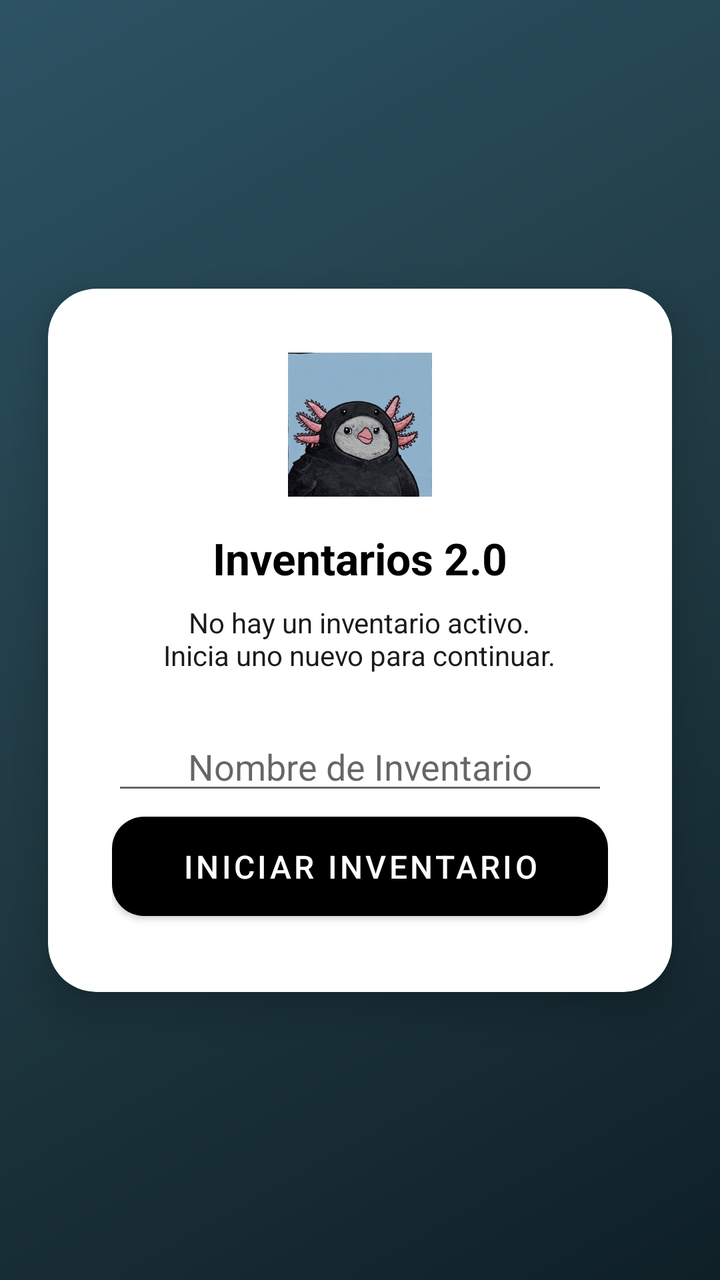
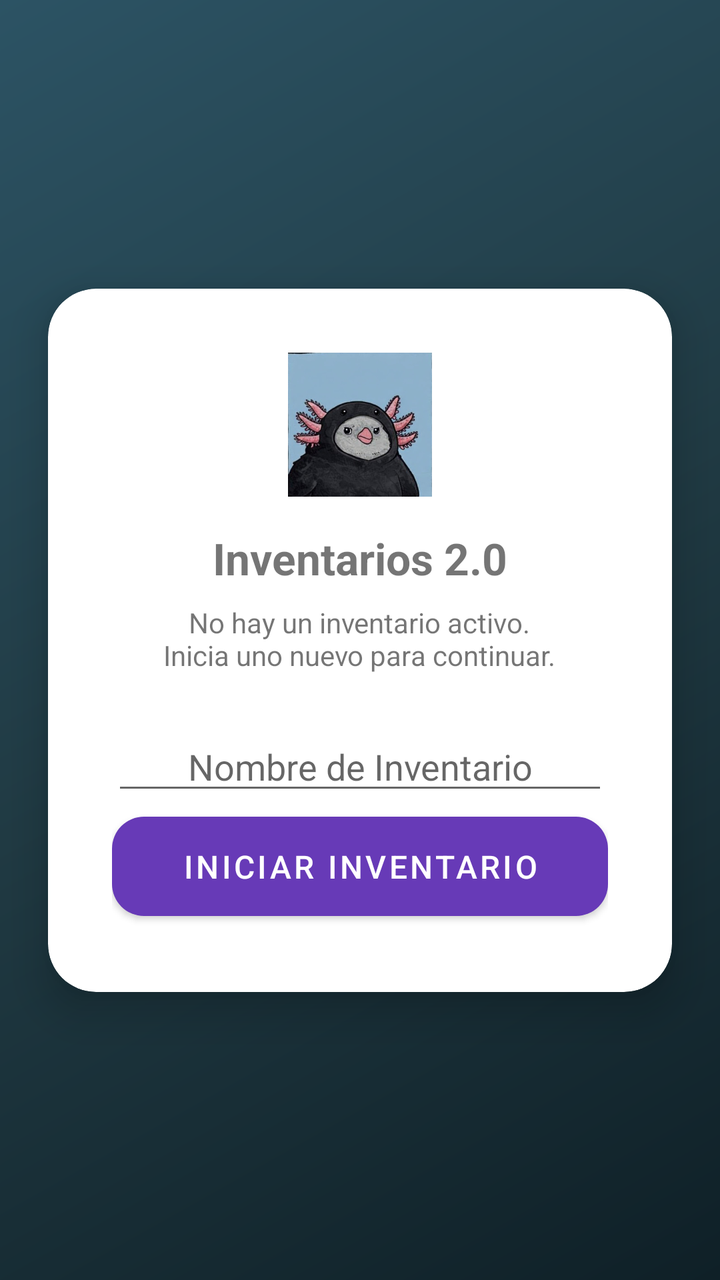

An Android layout rendered at two revisions. The XML below is the earlier revision; the diff shows what the commit changed to produce the second picture.
<!-- AndroidManifest.xml: application theme Theme.Inventario20 -->
<!-- res/layout/fragment_iniciar_inventario.xml -->
<?xml version="1.0" encoding="utf-8"?>
<androidx.constraintlayout.widget.ConstraintLayout
    xmlns:android="http://schemas.android.com/apk/res/android"
    xmlns:app="http://schemas.android.com/apk/res-auto"
    android:layout_width="match_parent"
    android:layout_height="match_parent"
    android:background="@drawable/bg_gradient">

    
    <androidx.cardview.widget.CardView
        android:id="@+id/cardInicioInventario"
        android:layout_width="0dp"
        android:layout_height="wrap_content"
        android:layout_margin="24dp"
        app:cardCornerRadius="24dp"
        app:cardElevation="12dp"
        app:layout_constraintTop_toTopOf="parent"
        app:layout_constraintBottom_toBottomOf="parent"
        app:layout_constraintStart_toStartOf="parent"
        app:layout_constraintEnd_toEndOf="parent">

        <LinearLayout
            android:layout_width="match_parent"
            android:layout_height="wrap_content"
            android:gravity="center"
            android:orientation="vertical"
            android:padding="32dp">

            
            <ImageView
                android:layout_width="72dp"
                android:layout_height="72dp"
                android:contentDescription="Inventario"
                android:src="@drawable/pichon" />

            
            <TextView
                android:layout_width="wrap_content"
                android:layout_height="wrap_content"
                android:layout_marginTop="16dp"
                android:text="Inventarios 2.0"
                android:textColor="@color/black"
                android:textSize="22sp"
                android:textStyle="bold" />

            
            <TextView
                android:layout_width="wrap_content"
                android:layout_height="wrap_content"
                android:layout_marginTop="8dp"
                android:layout_marginBottom="24dp"
                android:gravity="center"
                android:text="No hay un inventario activo.\nInicia uno nuevo para continuar."
                android:textColor="@color/material_dynamic_neutral10"
                android:textSize="14sp" />

            

            <EditText
                android:id="@+id/NombreInvEDTXT"
                android:layout_width="match_parent"
                android:layout_height="wrap_content"
                android:ems="10"
                android:hint="Nombre de Inventario"
                android:inputType="text"
                android:textAlignment="center" />

            <com.google.android.material.button.MaterialButton
                android:id="@+id/IniciarInventarioBTN"
                android:layout_width="match_parent"
                android:layout_height="wrap_content"
                android:padding="14dp"
                android:text="Iniciar inventario"
                android:textSize="16sp"
                app:backgroundTint="#000000"
                app:cornerRadius="16dp" />

        </LinearLayout>

    </androidx.cardview.widget.CardView>

</androidx.constraintlayout.widget.ConstraintLayout>
<!-- resources referenced by this layout -->
<resources>
  <color name="black">#FF000000</color>
  <!-- drawable bg_gradient (drawable) -->
  <?xml version="1.0" encoding="utf-8"?>
  <shape xmlns:android="http://schemas.android.com/apk/res/android">
      <gradient
          android:startColor="#0F2027"
          android:centerColor="#203A43"
          android:endColor="#2C5364"
          android:angle="135" />
  </shape>
  <!-- drawable pichon: jpeg bitmap (drawable, 57879 bytes) -->
  <style name="Theme.Inventario20" parent="Theme.MaterialComponents.DayNight.DarkActionBar">
          
          <item name="colorPrimary">@color/purple_500</item>
          <item name="colorPrimaryVariant">@color/purple_700</item>
          <item name="colorOnPrimary">@color/white</item>
          
          <item name="colorSecondary">@color/teal_200</item>
          <item name="colorSecondaryVariant">@color/teal_700</item>
          <item name="colorOnSecondary">@color/black</item>
          
          <item name="android:statusBarColor">?attr/colorPrimaryVariant</item>
          
      </style>
  <color name="purple_500">#FF6200EE</color>
  <color name="purple_700">#FF3700B3</color>
  <color name="white">#FFFFFFFF</color>
  <color name="teal_200">#FF03DAC5</color>
  <color name="teal_700">#FF018786</color>
</resources>

<!-- the commit's change to res/layout/fragment_iniciar_inventario.xml (unified diff, before → after) -->
@@ -30,7 +30,7 @@
             <ImageView
                 android:layout_width="72dp"
                 android:layout_height="72dp"
-                android:contentDescription="Inventario"
+                android:contentDescription="@string/inventario"
                 android:src="@drawable/pichon" />
 
             
@@ -38,8 +38,7 @@
                 android:layout_width="wrap_content"
                 android:layout_height="wrap_content"
                 android:layout_marginTop="16dp"
-                android:text="Inventarios 2.0"
-                android:textColor="@color/black"
+                android:text="@string/inventarios_2_0"
                 android:textSize="22sp"
                 android:textStyle="bold" />
 
@@ -50,8 +49,7 @@
                 android:layout_marginTop="8dp"
                 android:layout_marginBottom="24dp"
                 android:gravity="center"
-                android:text="No hay un inventario activo.\nInicia uno nuevo para continuar."
-                android:textColor="@color/material_dynamic_neutral10"
+                android:text="@string/no_hay_un_inventario_activo_ninicia_uno_nuevo_para_continuar"
                 android:textSize="14sp" />
 
             
@@ -61,7 +59,7 @@
                 android:layout_width="match_parent"
                 android:layout_height="wrap_content"
                 android:ems="10"
-                android:hint="Nombre de Inventario"
+                android:hint="@string/nombre_de_inventario"
                 android:inputType="text"
                 android:textAlignment="center" />
 
@@ -70,9 +68,9 @@
                 android:layout_width="match_parent"
                 android:layout_height="wrap_content"
                 android:padding="14dp"
-                android:text="Iniciar inventario"
+                android:text="@string/iniciar_inventario"
                 android:textSize="16sp"
-                app:backgroundTint="#000000"
+                app:backgroundTint="#673AB7"
                 app:cornerRadius="16dp" />
 
         </LinearLayout>
<!-- resource entries referenced after the edit -->
@@ -11,9 +11,14 @@
           android:angle="135" />
   </shape>
   <!-- drawable pichon: jpeg bitmap (drawable, 57879 bytes) -->
+  <string name="iniciar_inventario">Iniciar inventario</string>
+  <string name="inventario">Inventario</string>
+  <string name="inventarios_2_0">Inventarios 2.0</string>
+  <string name="no_hay_un_inventario_activo_ninicia_uno_nuevo_para_continuar">No hay un inventario activo.\nInicia uno nuevo para continuar.</string>
+  <string name="nombre_de_inventario">Nombre de Inventario</string>
   <style name="Theme.Inventario20" parent="Theme.MaterialComponents.DayNight.DarkActionBar">
           
-          <item name="colorPrimary">@color/purple_500</item>
+          <item name="colorPrimary">#5C1DD2</item>
           <item name="colorPrimaryVariant">@color/purple_700</item>
           <item name="colorOnPrimary">@color/white</item>
           
@@ -24,7 +29,6 @@
           <item name="android:statusBarColor">?attr/colorPrimaryVariant</item>
           
       </style>
-  <color name="purple_500">#FF6200EE</color>
   <color name="purple_700">#FF3700B3</color>
   <color name="white">#FFFFFFFF</color>
   <color name="teal_200">#FF03DAC5</color>
